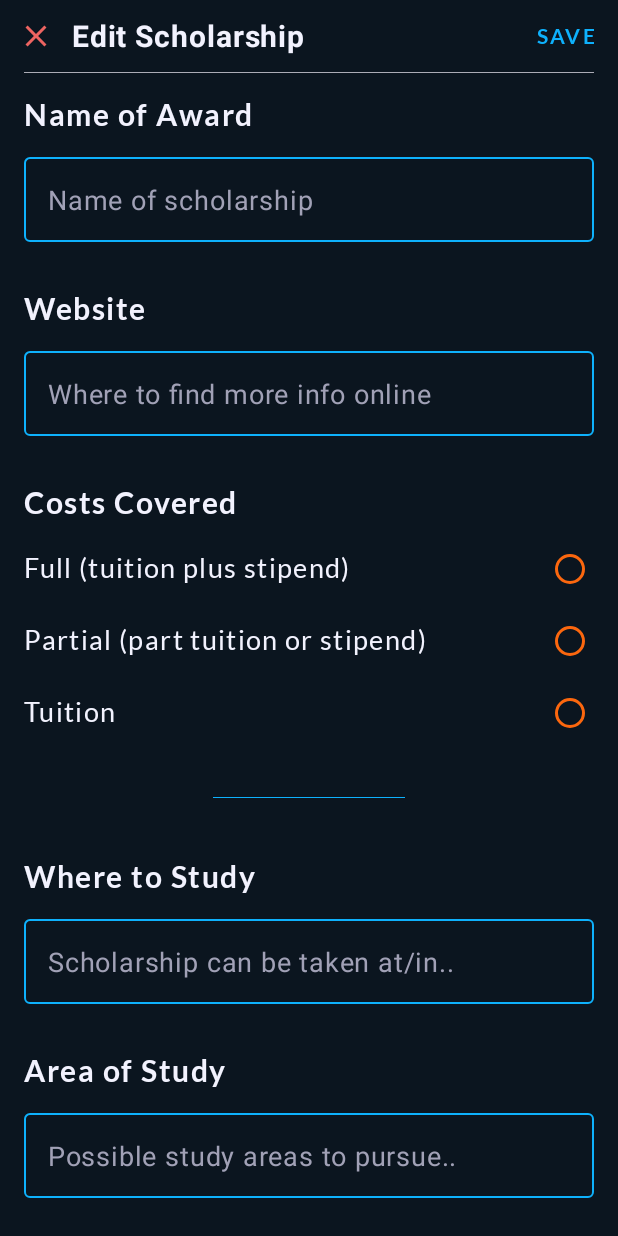
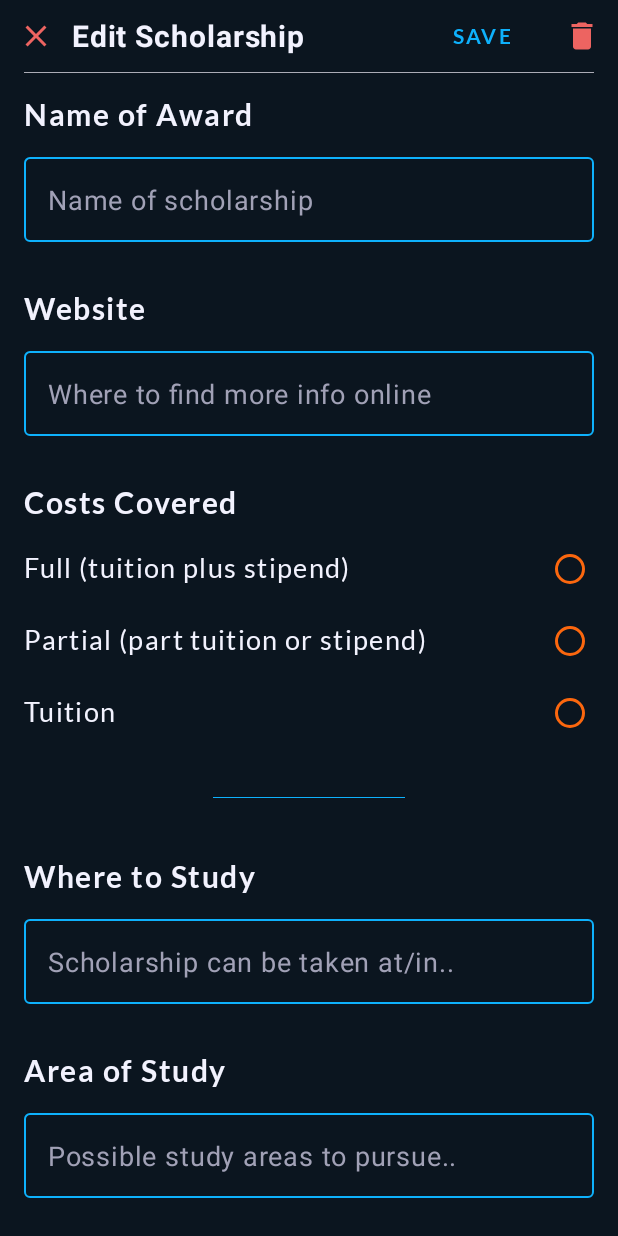
Before and after one commit to FitzEdin/TakeNote, an Android app: the EditItemFragment screen opened through its navigation route, on a phone screen of 412 x 824 dp. Run offline under Robolectric (Android 15) with nearby library versions, the phone set to English and light mode, and no system bars; our stand-ins replace Volley; libraries missing offline, so code that uses them is left out: io.realm, io.realm.kotlin; network calls fail; 2 statements that could not run were skipped.

Commit message:
deleting item from server..

```diff
--- a/app/src/main/java/kn/muscovado/scholarships/utils/Constants.kt
+++ b/app/src/main/java/kn/muscovado/scholarships/utils/Constants.kt
@@ -22,7 +22,7 @@ class Constants{
     val SCHOLARSHIPS = "/scholarships"
 
     // Tags for Log and intents
-    val LOG_TAG = "Network"
+    val LOG_TAG = "scholarships.kn"
     val TAG_ITEM = "itemID"
     val LOG_MSG_ITEM_LINK = "Item Link "
 
@@ -39,6 +39,8 @@ class Constants{
     val ERROR_LINK_UPLOAD = "Check your internet connection!"
     val SUCCESS_SCHOL_UPLOAD = "Scholarship info updated"
     val ERROR_SCHOL_UPLOAD = "Check your internet connection!"
+    val SUCCESS_SCHOL_DELETE = "Scholarship deleted"
+    val ERROR_SCHOL_DELETE = "Check your internet connection!"
 
     val STATUS_NEW = "new"
     val STATUS_OLD = "old"
--- /dev/null
+++ b/app/src/main/res/drawable/ic_delete_black_24dp.xml
@@ -0,0 +1,9 @@
+<vector xmlns:android="http://schemas.android.com/apk/res/android"
+        android:width="24dp"
+        android:height="24dp"
+        android:viewportWidth="24.0"
+        android:viewportHeight="24.0">
+    <path
+        android:fillColor="#FF000000"
+        android:pathData="M6,19c0,1.1 0.9,2 2,2h8c1.1,0 2,-0.9 2,-2V7H6v12zM19,4h-3.5l-1,-1h-5l-1,1H5v2h14V4z"/>
+</vector>
--- a/app/src/main/res/layout/fragment_edit_item.xml
+++ b/app/src/main/res/layout/fragment_edit_item.xml
@@ -73,6 +73,24 @@
                     android:textColor="@color/colorPrimary"
                     android:fontFamily="@font/lato_bold"
                     android:letterSpacing="0.1" />
+
+            <ImageView
+                    android:id="@+id/delete_item_btn"
+                    android:layout_width="@dimen/touch_item_size"
+                    android:layout_height="@dimen/touch_item_size"
+
+                    android:paddingLeft="0dp"
+                    android:paddingRight="0dp"
+                    android:paddingTop="12dp"
+                    android:paddingBottom="12dp"
+
+                    android:layout_marginLeft="24dp"
+                    android:layout_marginRight="-16dp"
+
+                    android:layout_gravity="end"
+
+                    android:src="@drawable/ic_delete_black_24dp"
+                    android:tint="@color/colorError"/>
 
         </LinearLayout>
 
--- a/app/src/main/res/values/strings.xml
+++ b/app/src/main/res/values/strings.xml
@@ -10,6 +10,7 @@
     <!-- Scholarships -->
     <string name="title_edit_item">Edit Scholarship</string>
     <string name="save_item">SAVE</string>
+    <string name="delete_item">DELETE</string>
 
 
     <string name="hint_add_item">Drop a link to a scholarship</string>
```
Also changed, not shown: app/src/main/java/kn/muscovado/scholarships/admin/EditItemFragment.kt (+39 -2 lines).
